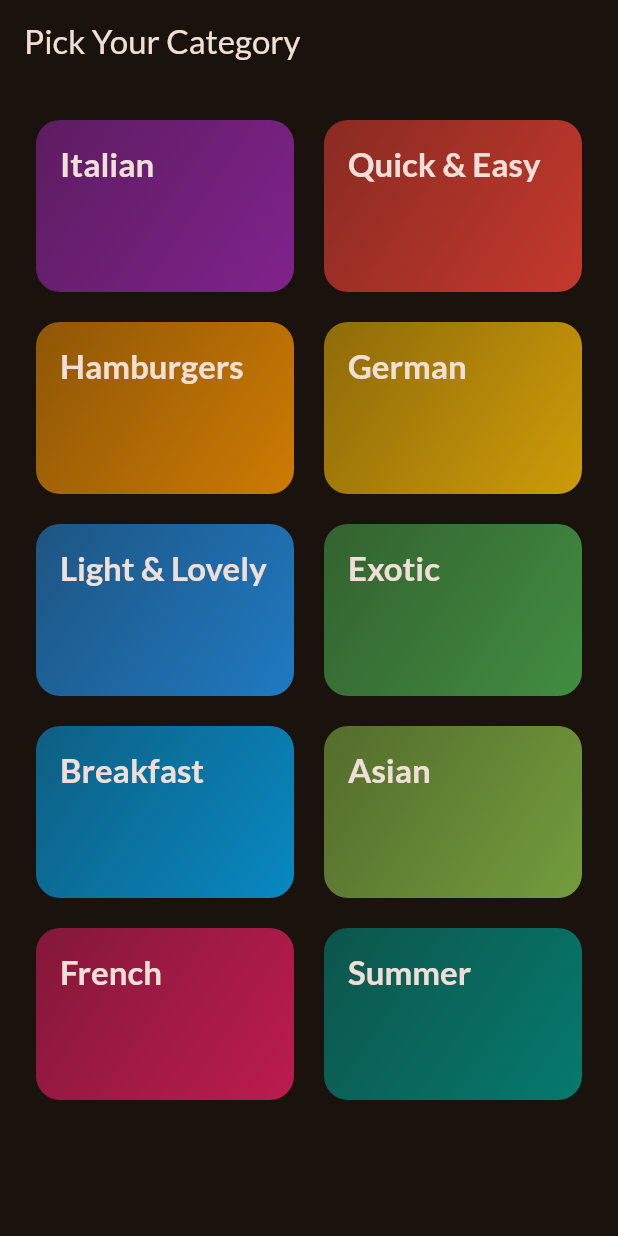
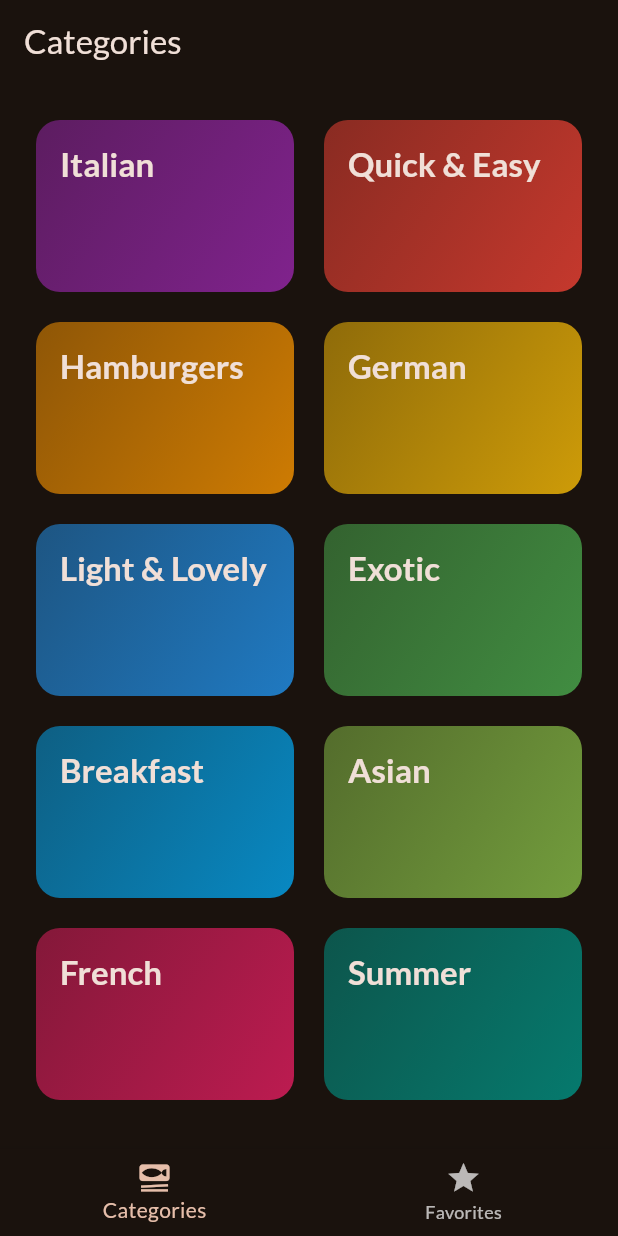
Before and after one commit to Eka051/meals_app, a Flutter app: the screen it shows after launch, on a phone screen of 412 x 824 dp. Run offline on Flutter 3.47's test engine with Material 3 defaults, Android fonts, the phone set to English and light mode, and no system bars; our stand-ins replace google_fonts, transparent_image.

Commit message:
refactor: replace CategoriesScreen with TabsScreen for improved navigation

```diff
--- a/lib/main.dart
+++ b/lib/main.dart
@@ -1,6 +1,6 @@
 import 'package:flutter/material.dart';
 import 'package:google_fonts/google_fonts.dart';
-import 'package:meals_app/screens/categories.dart';
+import 'package:meals_app/screens/tabs.dart';
 
 final theme = ThemeData(
   colorScheme: ColorScheme.fromSeed(
@@ -21,7 +21,7 @@ class App extends StatelessWidget {
   Widget build(BuildContext context) {
     return MaterialApp(
       theme: theme,
-      home: const CategoriesScreen(),
+      home: const TabsScreen(),
       debugShowCheckedModeBanner: false,
     );
   }
--- a/lib/screens/categories.dart
+++ b/lib/screens/categories.dart
@@ -24,11 +24,7 @@ class CategoriesScreen extends StatelessWidget {
 
   @override
   Widget build(BuildContext context) {
-    return Scaffold(
-      appBar: AppBar(
-        title: const Text('Pick Your Category'),
-      ),
-      body: GridView(
+    return GridView(
       padding: const EdgeInsets.all(24),
       gridDelegate: const SliverGridDelegateWithFixedCrossAxisCount(
           crossAxisCount: 2,
@@ -42,7 +38,6 @@ class CategoriesScreen extends StatelessWidget {
               category: category,
               onSelectCategory: () => _selectCategory(context, category)),
       ],
-      ),
     );
   }
 }
--- /dev/null
+++ b/lib/screens/tabs.dart
@@ -0,0 +1,52 @@
+import 'package:flutter/material.dart';
+import 'package:meals_app/screens/categories.dart';
+import 'package:meals_app/screens/meals.dart';
+
+class TabsScreen extends StatefulWidget {
+  const TabsScreen({super.key});
+
+  @override
+  _TabsScreenState createState() => _TabsScreenState();
+}
+
+class _TabsScreenState extends State<TabsScreen> {
+  int _selectedPageIndex = 0;
+
+  void _selectPage(int index) {
+    setState(() {
+      _selectedPageIndex = index;
+    });
+  }
+
+  @override
+  Widget build(BuildContext context) {
+    Widget activePage = const CategoriesScreen();
+    var activePageTitle = 'Categories';
+
+    if (_selectedPageIndex == 1) {
+      activePage = const MealsScreen(meals: []);
+      activePageTitle = 'Your Favorites';
+    }
+
+    return Scaffold(
+      appBar: AppBar(
+        title: Text(activePageTitle),
+      ),
+      body: activePage,
+      bottomNavigationBar: BottomNavigationBar(
+        currentIndex: _selectedPageIndex,
+        onTap: _selectPage,
+        items: const [
+          BottomNavigationBarItem(
+            icon: Icon(Icons.set_meal),
+            label: 'Categories',
+          ),
+          BottomNavigationBarItem(
+            icon: Icon(Icons.star),
+            label: 'Favorites',
+          ),
+        ],
+      ),
+    );
+  }
+}
```
Also changed, not shown: lib/screens/meals.dart (+7 -3 lines), 1 other file. Lines whose indentation alone changed are shown as unchanged.
